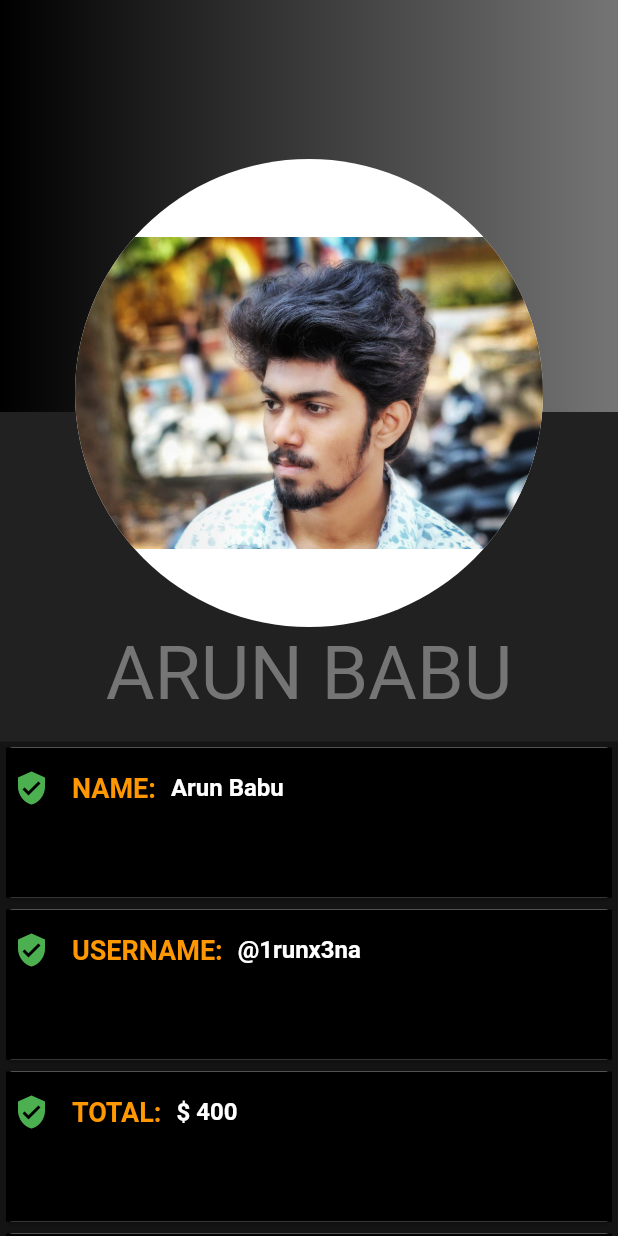
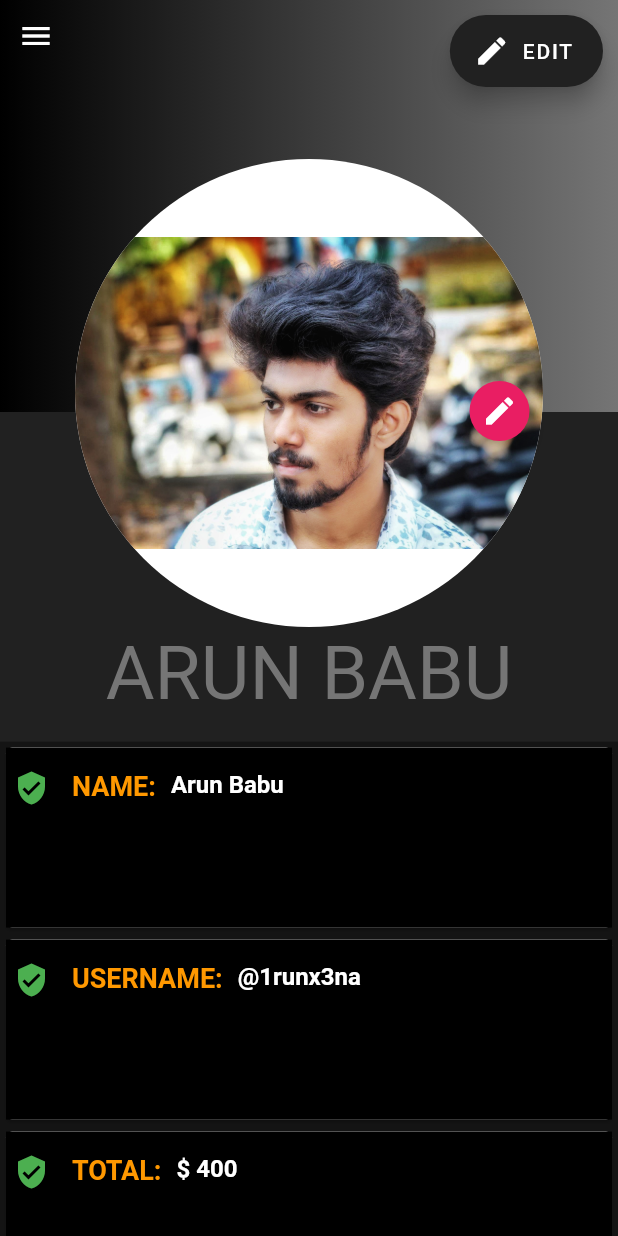
Before and after one commit to tionx3na/wallet-z, a Flutter app: the Profile screen opened directly, on a phone screen of 412 x 824 dp. Run offline on Flutter 3.47's test engine with Material 2 defaults, Android fonts, the light colour scheme and no system bars.

Commit message:
UI-Part-2-Profile-complete

```diff
--- a/lib/profile.dart
+++ b/lib/profile.dart
@@ -1,16 +1,20 @@
 import 'package:flutter/material.dart';
 import 'main.dart';
-import 'currencies.dart';
+
 
 class Profile extends StatelessWidget {
+  final GlobalKey<ScaffoldState> _scaffoldKey = new GlobalKey<ScaffoldState>();
+
   @override
   Widget build(BuildContext context) {
     return Scaffold(
+      key: _scaffoldKey,
       drawer: MyDrawer(),
       body: Container(
         color: Colors.grey.shade900,
         child: Stack(
           children: <Widget> [
+
             Positioned(
               top: 0.0,
               child: Container(
@@ -41,6 +45,42 @@ class Profile extends StatelessWidget {
               )
            ),
 
+           Positioned(
+              child: IconButton(
+                  icon: Icon(
+                    Icons.menu,
+                    color: Colors.white,
+                  ),
+               onPressed: () { _scaffoldKey.currentState?.openDrawer(); }
+              ),
+           ),
+
+             Positioned(
+              top: 10.0,
+              right: 10.0,
+              child: FloatingActionButton.extended(
+                heroTag: "btn1",
+                onPressed:  () {},
+                backgroundColor: Colors.grey.shade900,
+                foregroundColor: Colors.white,
+                icon: Icon(Icons.edit),
+                label: Text("EDIT"),
+                ),
+            ),
+
+            Positioned(
+              top: 250.0,
+              right: 55.0,
+              child: FloatingActionButton(
+                heroTag: "btn2",
+                onPressed:  () {},
+                backgroundColor: Colors.pink,
+                foregroundColor: Colors.white,
+                child: Icon(Icons.edit),
+                mini: true,
+                ),
+            ),
+
           Positioned(
             bottom: 0,
             child: Container(
@@ -70,6 +110,7 @@ class Profile extends StatelessWidget {
                     userPortfolio(Icons.verified_user, "TOTAL:", r"$ 400",),
                     userPortfolio(Icons.verified_user, "SIGN IN:", r"30/04/2021",),
 
+
                   ],
                 )
              ),
@@ -90,7 +131,7 @@ userPortfolio(IconData icon, String divname, String div) =>
           child: InkWell(
             onTap: () => print("tapped"),
             child: Container(
-              height: 100.0,
+              height: 120.0,
               padding: EdgeInsets.only(top: 15.0, bottom: 15.0, right: 15.0),
               decoration: BoxDecoration(
                   color: Colors.black,
@@ -98,7 +139,7 @@ userPortfolio(IconData icon, String divname, String div) =>
               child: Column(
                       crossAxisAlignment: CrossAxisAlignment.start,
                       children: <Widget>[
-                        Row(
+                        Wrap(
                           children: <Widget>[
                             Padding(
                               padding: EdgeInsets.only(left: 5.0, right: 10.0),
@@ -107,17 +148,16 @@ userPortfolio(IconData icon, String divname, String div) =>
 
                             Padding(
                              padding: EdgeInsets.only(left: 5.0, right: 5.0),
-                             child: Text(
-                                divname,
-                                style: TextStyle(
-                                    fontSize: 18.0, fontWeight: FontWeight.bold, color: Colors.orange),
+                              child: Text(
+                                  divname,
+                                  style: TextStyle(
+                                      fontSize: 18.0, fontWeight: FontWeight.bold, color: Colors.orange),
+                                ),
                               ),
-                            ),
 
                             Padding(
                               padding: EdgeInsets.only(left: 5.0, right: 5.0),
                               child: Text(div,
-
                                   style: TextStyle(
                                       fontSize: 16.0,
                                       fontWeight: FontWeight.bold,
```
